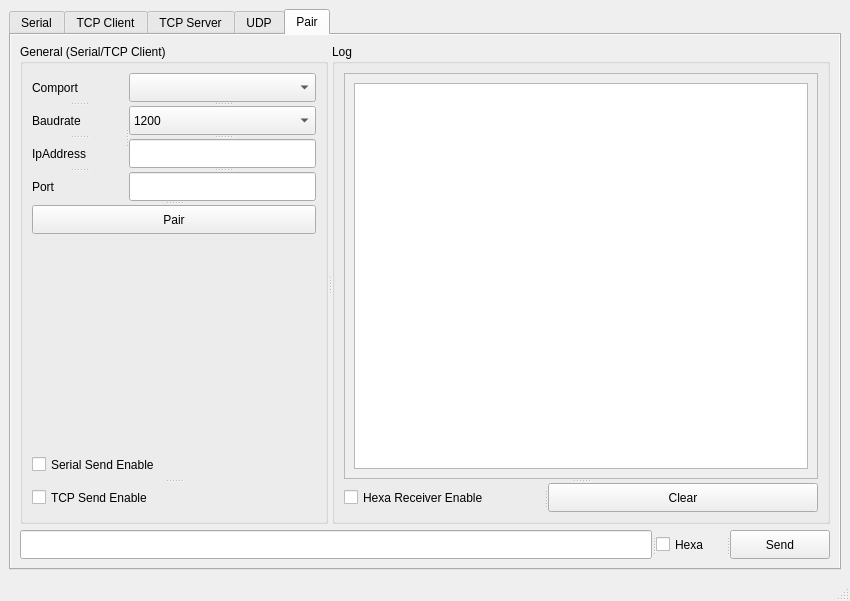
First picture: the form in app/mainwindow.ui, repository tranhien1612/QT_Project, before the edit.
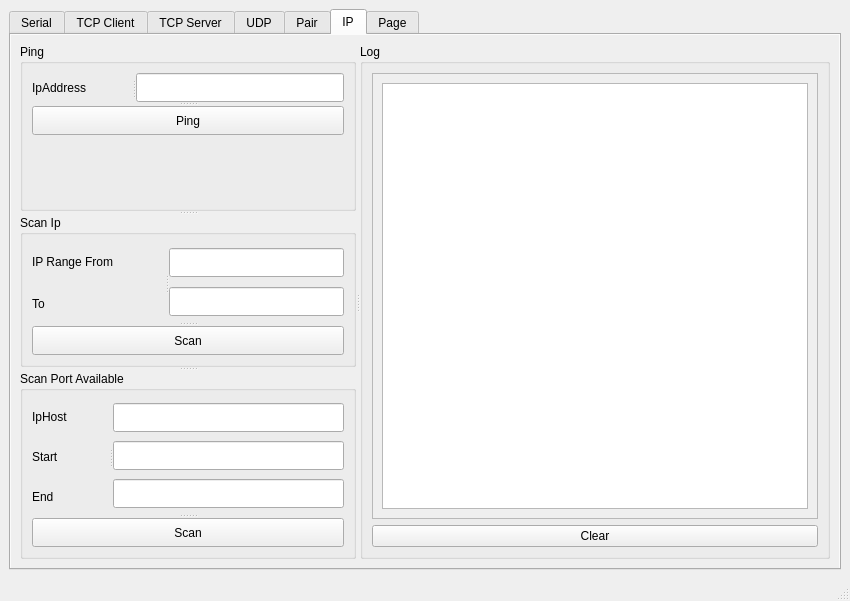
Second picture: the form after the edit. The open tabs and pages were chosen to show the change.

Diff of the .ui file:
```diff
--- a/app/mainwindow.ui
+++ b/app/mainwindow.ui
@@ -542,7 +542,7 @@
        <attribute name="title">
         <string>TCP Server</string>
        </attribute>
-       <layout class="QVBoxLayout" name="verticalLayout_23">
+       <layout class="QVBoxLayout" name="verticalLayout_21">
         <item>
          <widget class="QSplitter" name="splitter_14">
           <property name="orientation">
@@ -840,7 +840,7 @@
             </property>
             <widget class="QGroupBox" name="groupBox_9">
              <property name="title">
-              <string>General (Serial/TCP Client)</string>
+              <string>General (Serial/TCP)</string>
              </property>
              <layout class="QVBoxLayout" name="verticalLayout_24">
               <item>
@@ -1078,7 +1078,7 @@
                   <property name="maximumSize">
                    <size>
                     <width>200</width>
-                    <height>16777215</height>
+                    <height>29</height>
                    </size>
                   </property>
                   <property name="text">
@@ -1108,12 +1108,19 @@
             <property name="orientation">
              <enum>Qt::Horizontal</enum>
             </property>
-            <widget class="QLineEdit" name="pair_lineTxtSend"/>
+            <widget class="QLineEdit" name="pair_lineTxtSend">
+             <property name="maximumSize">
+              <size>
+               <width>16777215</width>
+               <height>29</height>
+              </size>
+             </property>
+            </widget>
             <widget class="QCheckBox" name="pair_checkBoxHexaSend">
              <property name="maximumSize">
               <size>
                <width>70</width>
-               <height>16777215</height>
+               <height>29</height>
               </size>
              </property>
              <property name="text">
@@ -1137,6 +1144,319 @@
         </item>
        </layout>
       </widget>
+      <widget class="QWidget" name="ipTab">
+       <property name="autoFillBackground">
+        <bool>true</bool>
+       </property>
+       <attribute name="title">
+        <string>IP</string>
+       </attribute>
+       <layout class="QVBoxLayout" name="verticalLayout_38">
+        <item>
+         <widget class="QSplitter" name="splitter_35">
+          <property name="orientation">
+           <enum>Qt::Horizontal</enum>
+          </property>
+          <widget class="QSplitter" name="splitter_34">
+           <property name="orientation">
+            <enum>Qt::Vertical</enum>
+           </property>
+           <widget class="QGroupBox" name="groupBox_12">
+            <property name="autoFillBackground">
+             <bool>true</bool>
+            </property>
+            <property name="title">
+             <string>Ping</string>
+            </property>
+            <layout class="QVBoxLayout" name="verticalLayout_33">
+             <item>
+              <widget class="QSplitter" name="splitter_39">
+               <property name="orientation">
+                <enum>Qt::Vertical</enum>
+               </property>
+               <widget class="QSplitter" name="splitter_33">
+                <property name="orientation">
+                 <enum>Qt::Horizontal</enum>
+                </property>
+                <widget class="QLabel" name="label_11">
+                 <property name="maximumSize">
+                  <size>
+                   <width>100</width>
+                   <height>16777215</height>
+                  </size>
+                 </property>
+                 <property name="text">
+                  <string>IpAddress</string>
+                 </property>
+                </widget>
+                <widget class="QLineEdit" name="scan_IpPing">
+                 <property name="maximumSize">
+                  <size>
+                   <width>16777215</width>
+                   <height>29</height>
+                  </size>
+                 </property>
+                </widget>
+               </widget>
+               <widget class="QPushButton" name="scan_btnPing">
+                <property name="maximumSize">
+                 <size>
+                  <width>16777215</width>
+                  <height>29</height>
+                 </size>
+                </property>
+                <property name="text">
+                 <string>Ping</string>
+                </property>
+               </widget>
+              </widget>
+             </item>
+             <item>
+              <spacer name="verticalSpacer_7">
+               <property name="orientation">
+                <enum>Qt::Vertical</enum>
+               </property>
+               <property name="sizeHint" stdset="0">
+                <size>
+                 <width>20</width>
+                 <height>40</height>
+                </size>
+               </property>
+              </spacer>
+             </item>
+            </layout>
+           </widget>
+           <widget class="QGroupBox" name="groupBox_13">
+            <property name="autoFillBackground">
+             <bool>true</bool>
+            </property>
+            <property name="title">
+             <string>Scan Ip</string>
+            </property>
+            <layout class="QVBoxLayout" name="verticalLayout_35">
+             <item>
+              <widget class="QSplitter" name="splitter_31">
+               <property name="orientation">
+                <enum>Qt::Vertical</enum>
+               </property>
+               <widget class="QSplitter" name="splitter_30">
+                <property name="orientation">
+                 <enum>Qt::Horizontal</enum>
+                </property>
+                <widget class="QWidget" name="layoutWidget">
+                 <layout class="QVBoxLayout" name="verticalLayout_36">
+                  <item>
+                   <widget class="QLabel" name="label_12">
+                    <property name="maximumSize">
+                     <size>
+                      <width>100</width>
+                      <height>16777215</height>
+                     </size>
+                    </property>
+                    <property name="text">
+                     <string>IP Range From</string>
+                    </property>
+                   </widget>
+                  </item>
+                  <item>
+                   <widget class="QLabel" name="label_13">
+                    <property name="maximumSize">
+                     <size>
+                      <width>100</width>
+                      <height>16777215</height>
+                     </size>
+                    </property>
+                    <property name="text">
+                     <string>To</string>
+                    </property>
+                   </widget>
+                  </item>
+                 </layout>
+                </widget>
+                <widget class="QWidget" name="layoutWidget">
+                 <layout class="QVBoxLayout" name="verticalLayout_34">
+                  <item>
+                   <widget class="QLineEdit" name="scan_ipStart">
+                    <property name="maximumSize">
+                     <size>
+                      <width>16777215</width>
+                      <height>29</height>
+                     </size>
+                    </property>
+                   </widget>
+                  </item>
+                  <item>
+                   <widget class="QLineEdit" name="scan_ipEnd">
+                    <property name="maximumSize">
+                     <size>
+                      <width>16777215</width>
+                      <height>29</height>
+                     </size>
+                    </property>
+                   </widget>
+                  </item>
+                 </layout>
+                </widget>
+               </widget>
+               <widget class="QPushButton" name="scan_btnIp">
+                <property name="maximumSize">
+                 <size>
+                  <width>16777215</width>
+                  <height>29</height>
+                 </size>
+                </property>
+                <property name="text">
+                 <string>Scan</string>
+                </property>
+               </widget>
+              </widget>
+             </item>
+            </layout>
+           </widget>
+           <widget class="QGroupBox" name="groupBox_11">
+            <property name="autoFillBackground">
+             <bool>true</bool>
+            </property>
+            <property name="title">
+             <string>Scan Port Available</string>
+            </property>
+            <layout class="QVBoxLayout" name="verticalLayout_37">
+             <item>
+              <widget class="QSplitter" name="splitter_29">
+               <property name="orientation">
+                <enum>Qt::Vertical</enum>
+               </property>
+               <widget class="QSplitter" name="splitter_26">
+                <property name="orientation">
+                 <enum>Qt::Horizontal</enum>
+                </property>
+                <widget class="QWidget" name="layoutWidget">
+                 <layout class="QVBoxLayout" name="verticalLayout_31">
+                  <item>
+                   <widget class="QLabel" name="label_14">
+                    <property name="text">
+                     <string>IpHost</string>
+                    </property>
+                   </widget>
+                  </item>
+                  <item>
+                   <widget class="QLabel" name="label_9">
+                    <property name="text">
+                     <string>Start</string>
+                    </property>
+                   </widget>
+                  </item>
+                  <item>
+                   <widget class="QLabel" name="label_10">
+                    <property name="text">
+                     <string>End</string>
+                    </property>
+                   </widget>
+                  </item>
+                 </layout>
+                </widget>
+                <widget class="QWidget" name="layoutWidget">
+                 <layout class="QVBoxLayout" name="verticalLayout_32">
+                  <item>
+                   <widget class="QLineEdit" name="scan_host">
+                    <property name="maximumSize">
+                     <size>
+                      <width>16777215</width>
+                      <height>29</height>
+                     </size>
+                    </property>
+                   </widget>
+                  </item>
+                  <item>
+                   <widget class="QLineEdit" name="scan_portStart">
+                    <property name="maximumSize">
+                     <size>
+                      <width>16777215</width>
+                      <height>29</height>
+                     </size>
+                    </property>
+                   </widget>
+                  </item>
+                  <item>
+                   <widget class="QLineEdit" name="scan_portEnd">
+                    <property name="maximumSize">
+                     <size>
+                      <width>16777215</width>
+                      <height>29</height>
+                     </size>
+                    </property>
+                   </widget>
+                  </item>
+                 </layout>
+                </widget>
+               </widget>
+               <widget class="QPushButton" name="scan_btnPort">
+                <property name="maximumSize">
+                 <size>
+                  <width>16777215</width>
+                  <height>29</height>
+                 </size>
+                </property>
+                <property name="text">
+                 <string>Scan</string>
+                </property>
+               </widget>
+              </widget>
+             </item>
+            </layout>
+           </widget>
+          </widget>
+          <widget class="QGroupBox" name="groupBox_14">
+           <property name="title">
+            <string>Log</string>
+           </property>
+           <layout class="QVBoxLayout" name="verticalLayout_23">
+            <item>
+             <widget class="QScrollArea" name="scrollArea_6">
+              <property name="widgetResizable">
+               <bool>true</bool>
+              </property>
+              <widget class="QWidget" name="scrollAreaWidgetContents_6">
+               <property name="geometry">
+                <rect>
+                 <x>0</x>
+                 <y>0</y>
+                 <width>392</width>
+                 <height>417</height>
+                </rect>
+               </property>
+               <layout class="QVBoxLayout" name="verticalLayout_30">
+                <item>
+                 <widget class="QTextBrowser" name="scan_logTxt"/>
+                </item>
+               </layout>
+              </widget>
+             </widget>
+            </item>
+            <item>
+             <widget class="QPushButton" name="scan_btnClear">
+              <property name="maximumSize">
+               <size>
+                <width>16777215</width>
+                <height>29</height>
+               </size>
+              </property>
+              <property name="text">
+               <string>Clear</string>
+              </property>
+             </widget>
+            </item>
+           </layout>
+          </widget>
+         </widget>
+        </item>
+       </layout>
+      </widget>
+      <widget class="QWidget" name="tab">
+       <attribute name="title">
+        <string>Page</string>
+       </attribute>
+      </widget>
      </widget>
     </item>
    </layout>
```
Left out of the diff: 200 changed lines with no effect on the pictures.
